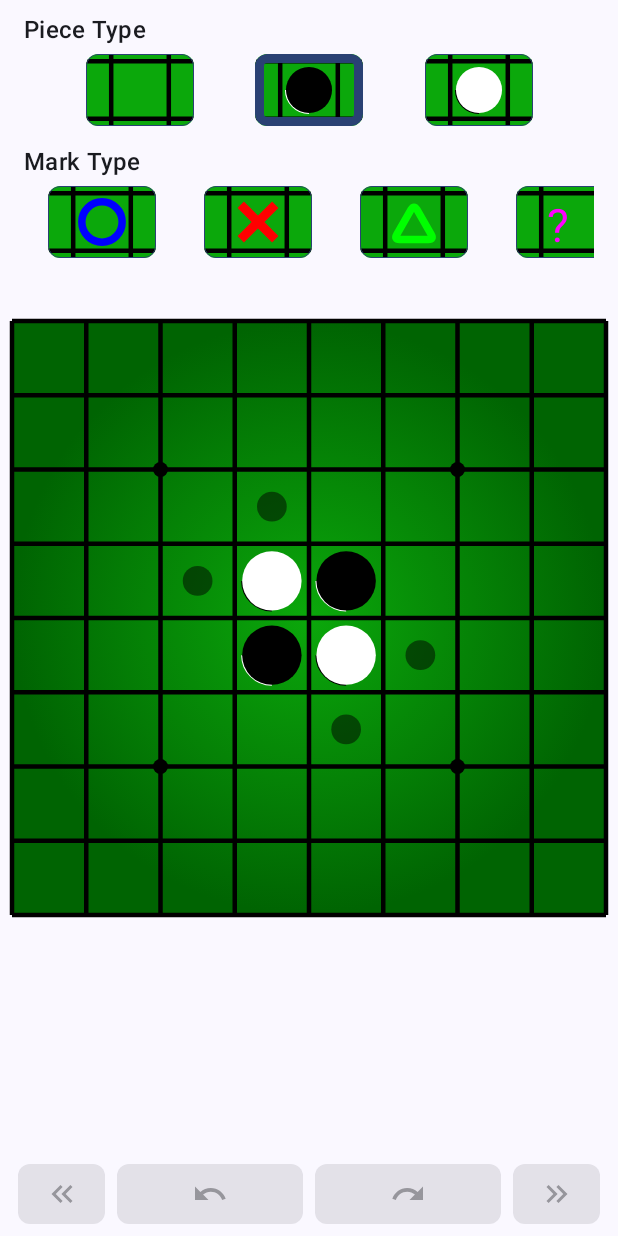
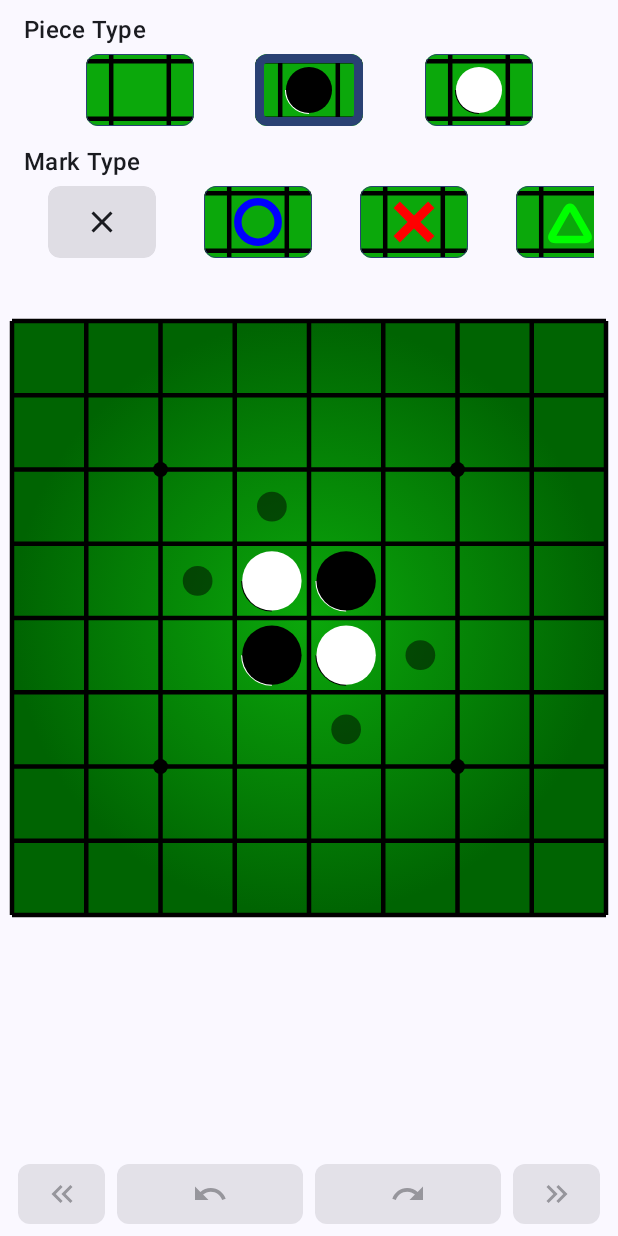
Before and after one commit to Ryos-K/ReversiBoard, an Android app built with Jetpack Compose: the screen it shows after launch (MainActivity), on a phone screen of 412 x 824 dp. Run offline under Robolectric (Android 15) with nearby library versions, the phone set to English and light mode, and no system bars.

Commit message:
feat: Add functionality of erase Mark and Piece

```diff
--- a/app/src/main/java/com/ry05k2ulv/reversiboard/reversiboard/ReversiBoard.kt
+++ b/app/src/main/java/com/ry05k2ulv/reversiboard/reversiboard/ReversiBoard.kt
@@ -70,8 +70,7 @@ class ReversiBoard(
         if (boardData.elements[x, y] != Empty && !overwrite || boardData.elements[x, y] == piece) return
         val elements = boardData.elements.toMutableList()
         elements[x, y] = piece
-        if (!reversible) return
-        /* nextBoard[x, y] == Empty && reversible */
+        if (reversible) {
             repeat(8) { i ->
                 var j = 1
                 while (true) {
@@ -89,6 +88,7 @@ class ReversiBoard(
                 while (--j > 0)
                     elements[x + dx[i] * j, y + dy[i] * j] = piece
             }
+        }
         updateBoard(BoardData(elements))
     }
 
--- a/app/src/main/java/com/ry05k2ulv/reversiboard/ui/components/Board.kt
+++ b/app/src/main/java/com/ry05k2ulv/reversiboard/ui/components/Board.kt
@@ -67,8 +67,8 @@ fun Board(
                 .pointerInput(Unit) {
                     detectTapGestures {
                         onTap(
-                            (it.x / (size.width / 8)).toInt(),
-                            (it.y / (size.height / 8)).toInt()
+                            (it.x / (size.width / boardWidth)).toInt(),
+                            (it.y / (size.height / boardWidth)).toInt()
                         )
                     }
                 }
--- a/app/src/main/java/com/ry05k2ulv/reversiboard/ui/home/HomeScreen.kt
+++ b/app/src/main/java/com/ry05k2ulv/reversiboard/ui/home/HomeScreen.kt
@@ -1,5 +1,7 @@
 package com.ry05k2ulv.reversiboard.ui.home
 
+import android.util.Log
+import android.widget.Toast
 import androidx.compose.foundation.border
 import androidx.compose.foundation.clickable
 import androidx.compose.foundation.horizontalScroll
@@ -16,16 +18,20 @@ import androidx.compose.foundation.layout.padding
 import androidx.compose.foundation.rememberScrollState
 import androidx.compose.foundation.shape.RoundedCornerShape
 import androidx.compose.material.icons.Icons
+import androidx.compose.material.icons.filled.Clear
 import androidx.compose.material.icons.filled.KeyboardDoubleArrowLeft
 import androidx.compose.material.icons.filled.KeyboardDoubleArrowRight
 import androidx.compose.material.icons.filled.Redo
 import androidx.compose.material.icons.filled.Undo
 import androidx.compose.material3.FilledIconButton
 import androidx.compose.material3.Icon
+import androidx.compose.material3.IconButtonColors
+import androidx.compose.material3.IconButtonDefaults
 import androidx.compose.material3.MaterialTheme
 import androidx.compose.material3.Surface
 import androidx.compose.material3.Text
 import androidx.compose.runtime.Composable
+import androidx.compose.runtime.collectAsState
 import androidx.compose.runtime.getValue
 import androidx.compose.runtime.mutableStateOf
 import androidx.compose.runtime.remember
@@ -36,6 +42,8 @@ import androidx.compose.ui.draw.clip
 import androidx.compose.ui.tooling.preview.Preview
 import androidx.compose.ui.unit.dp
 import com.ry05k2ulv.reversiboard.reversiboard.Piece
+import com.ry05k2ulv.reversiboard.reversiboard.boardWidth
+import com.ry05k2ulv.reversiboard.reversiboard.isEmpty
 import com.ry05k2ulv.reversiboard.ui.components.Board
 import com.ry05k2ulv.reversiboard.ui.components.Mark
 import com.ry05k2ulv.reversiboard.ui.components.MarkSample
@@ -47,13 +55,14 @@ import com.ry05k2ulv.reversiboard.ui.theme.ReversiBoardTheme
 fun HomeScreen(
     viewModel: HomeViewModel = HomeViewModel(),
 ) {
-    val uiState = viewModel.uiState
+    val uiState by viewModel.uiState.collectAsState()
 
     var markMode by remember { mutableStateOf(false) }
     var currentPiece by remember { mutableStateOf(Piece.Black) }
     var currentMark by remember { mutableStateOf(MarkType.Circle) }
 
     var markList by remember { mutableStateOf(emptyList<Mark>()) }
+    var eraseMarkMode by remember { mutableStateOf(false) }
 
     Box(Modifier.fillMaxSize()) {
         Column(
@@ -103,19 +112,33 @@ fun HomeScreen(
                     .height(48.dp)
                     .horizontalScroll(rememberScrollState()),
             ) {
+                val contentModifier = Modifier
+                    .padding(16.dp, 0.dp)
+                    .clip(RoundedCornerShape(8.dp))
+                    .fillMaxHeight()
+                    .aspectRatio(1.5f)
+                EraseButton(
+                    onClick = {
+                        markMode = true
+                        eraseMarkMode = true
+                    },
+                    contentModifier,
+                    colors = IconButtonDefaults.filledIconButtonColors(
+                        if (eraseMarkMode) MaterialTheme.colorScheme.primary
+                        else MaterialTheme.colorScheme.onSurface.copy(alpha = 0.12f)
+                    )
+                )
+
                 MarkType.values().forEach { mark ->
                     MarkSample(
-                        Modifier
-                            .padding(16.dp, 0.dp)
-                            .clip(RoundedCornerShape(8.dp))
-                            .fillMaxHeight()
-                            .aspectRatio(1.5f)
+                        contentModifier
                             .clickable {
                                 currentMark = mark
                                 markMode = true
+                                eraseMarkMode = false
                             }
                             .border(
-                                if (markMode && currentMark == mark) 6.dp else 0.dp,
+                                if (!eraseMarkMode && markMode && currentMark == mark) 6.dp else 0.dp,
                                 MaterialTheme.colorScheme.primary,
                                 shape = RoundedCornerShape(8.dp)
                             ),
@@ -138,10 +161,33 @@ fun HomeScreen(
             },
             markList
         ) { x: Int, y: Int ->
-            if (markMode) {
-                markList = markList.toMutableList().apply { add(Mark(currentMark, x, y)) }
-            } else {
-                viewModel.dropPiece(currentPiece, x, y, false, true)
+            when {
+                markMode && eraseMarkMode -> {
+                    val lastIndex = markList.indexOfLast { it.x == x && it.y == y }
+                                        .takeIf { it != -1 } ?: return@Board
+                    markList = markList.toMutableList().apply { removeAt(lastIndex) }
+                }
+
+                markMode -> {
+                    if (markList.any { it.x == x && it.y == y && it.type == currentMark }) return@Board
+                    markList = markList.toMutableList().apply {
+                        add(Mark(currentMark, x, y))
+                    }
+                }
+
+                currentPiece == Piece.Black -> {
+                    if (x + y * boardWidth in uiState.board.blackCanDropList)
+                        viewModel.dropPiece(Piece.Black, x, y, false, true)
+                }
+
+                currentPiece == Piece.White -> {
+                    if (x + y * boardWidth in uiState.board.whiteCanDropList)
+                        viewModel.dropPiece(Piece.White, x, y, false, true)
+                }
+
+                currentPiece.isEmpty() -> {
+                    viewModel.dropPiece(Piece.Empty, x, y, true, false)
+                }
             }
         }
 
@@ -181,7 +227,26 @@ fun HomeScreen(
             )
         }
     }
+}
 
+@Composable
+private fun EraseButton(
+    onClick: () -> Unit = {},
+    modifier: Modifier = Modifier,
+    colors: IconButtonColors = IconButtonDefaults.filledIconButtonColors(),
+    description: String = "Eraser Button",
+) {
+    FilledIconButton(
+        onClick = onClick,
+        modifier = modifier,
+        shape = RoundedCornerShape(8.dp),
+        colors = colors,
+    ) {
+        Icon(
+            imageVector = Icons.Default.Clear,
+            contentDescription = description
+        )
+    }
 }
 
 @Composable
@@ -199,7 +264,8 @@ private fun UndoButton(
     ) {
         Icon(
             imageVector = Icons.Filled.Undo,
-            contentDescription = description
+            contentDescription = description,
+            modifier = Modifier.fillMaxHeight()
         )
     }
 }
--- a/app/src/main/java/com/ry05k2ulv/reversiboard/ui/home/HomeViewModel.kt
+++ b/app/src/main/java/com/ry05k2ulv/reversiboard/ui/home/HomeViewModel.kt
@@ -6,23 +6,28 @@ import androidx.lifecycle.viewModelScope
 import com.ry05k2ulv.reversiboard.reversiboard.BoardData
 import com.ry05k2ulv.reversiboard.reversiboard.Piece
 import com.ry05k2ulv.reversiboard.reversiboard.ReversiBoard
+import kotlinx.coroutines.flow.MutableStateFlow
+import kotlinx.coroutines.flow.StateFlow
+import kotlinx.coroutines.flow.asStateFlow
+import kotlinx.coroutines.flow.update
 import kotlinx.coroutines.launch
 
 class HomeViewModel() : ViewModel() {
     private val reversiBoard = ReversiBoard()
 
-    private var _uiState = mutableStateOf(HomeUiState())
-    val uiState: HomeUiState
-        get() = _uiState.value
+    private val _uiState = MutableStateFlow(HomeUiState())
+    val uiState = _uiState.asStateFlow()
 
     fun dropPiece(piece: Piece, x: Int, y: Int, overwrite: Boolean, reversible: Boolean) {
         viewModelScope.launch {
             reversiBoard.drop(piece, x, y, overwrite, reversible)
-            _uiState.value = HomeUiState(
-                board = reversiBoard.boardData,
-                canUndo = reversiBoard.canUndo(),
-                canRedo = reversiBoard.canRedo(),
-            )
+            _uiState.update {
+                HomeUiState(
+                    board = reversiBoard.boardData,
+                    canUndo = reversiBoard.canUndo(),
+                    canRedo = reversiBoard.canRedo(),
+                )
+            }
         }
     }
 
```
Lines whose indentation alone changed are shown as unchanged.
